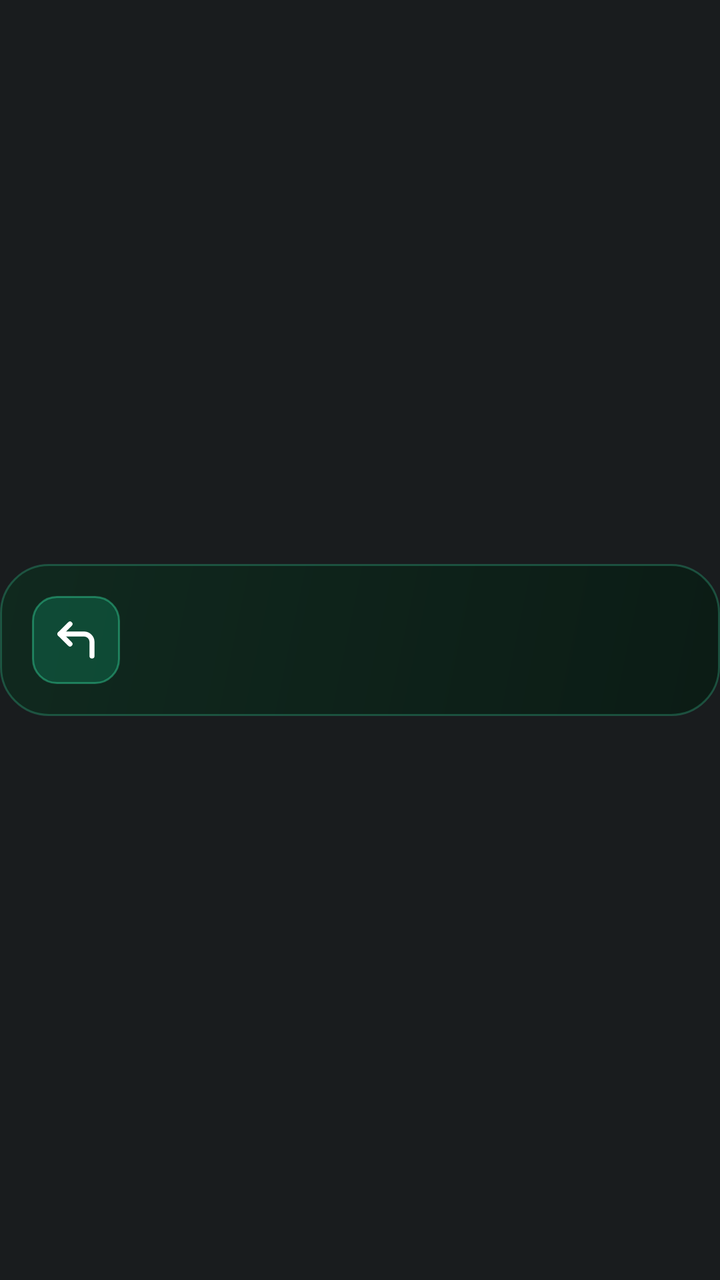
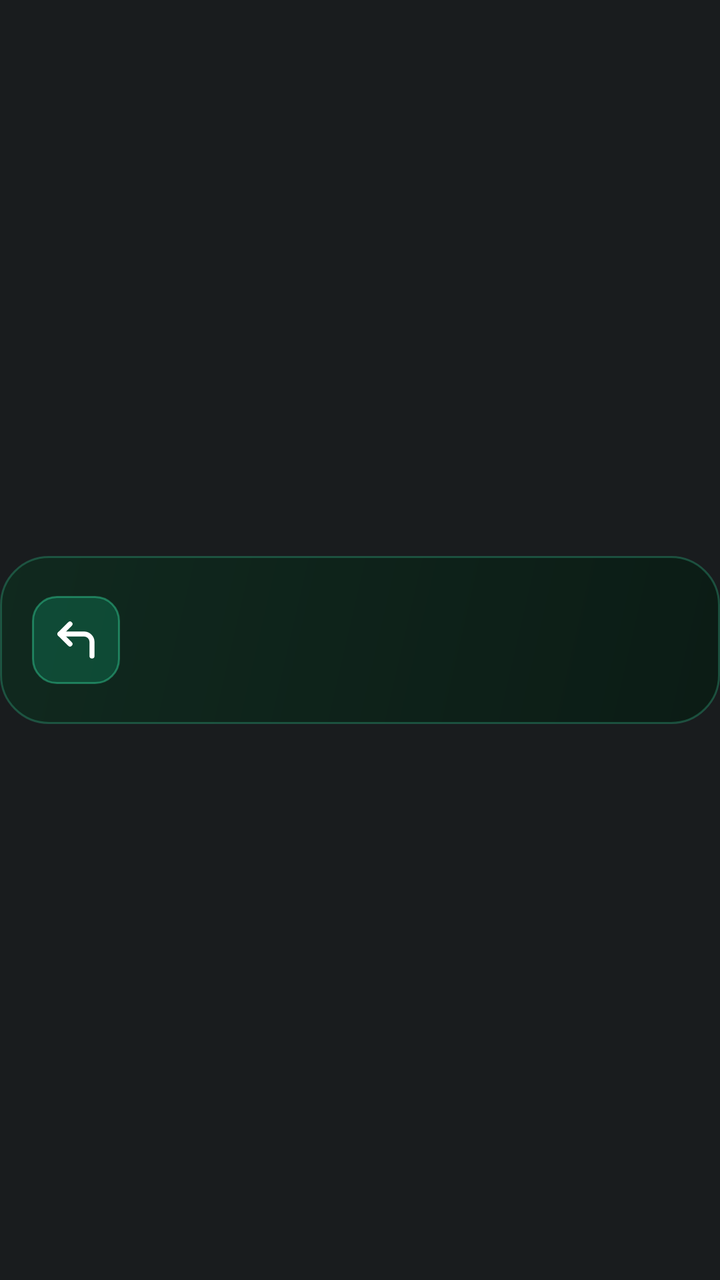

Screens rendered from an Android XML layout before and after an edit, with the pre-edit source and the edit as a unified diff.
<!-- AndroidManifest.xml: application theme Theme.AtAGlancePlus -->
<!-- res/layout/card_navigation.xml -->
<?xml version="1.0" encoding="utf-8"?>
<FrameLayout xmlns:android="http://schemas.android.com/apk/res/android"
    android:id="@+id/card_root"
    style="@style/AagCardRoot">

    <LinearLayout
        android:id="@+id/card_body"
        style="@style/AagCardBody"
        android:background="@drawable/card_bg_nav"
        android:gravity="center_vertical"
        android:orientation="horizontal">

        <FrameLayout
            android:id="@+id/nav_box"
            android:layout_width="44dp"
            android:layout_height="44dp"
            android:background="@drawable/nav_box_bg">

            <ImageView
                android:id="@+id/nav_icon"
                android:layout_width="24dp"
                android:layout_height="24dp"
                android:layout_gravity="center"
                android:contentDescription="@null"
                android:src="@drawable/ic_nav_turn_left" />

            
            <ImageView
                android:id="@+id/nav_mode"
                android:layout_width="16dp"
                android:layout_height="16dp"
                android:layout_gravity="bottom|end"
                android:background="@drawable/nav_mode_bg"
                android:contentDescription="@null"
                android:padding="2dp"
                android:visibility="gone" />
        </FrameLayout>

        <LinearLayout
            android:layout_width="0dp"
            android:layout_height="wrap_content"
            android:layout_marginStart="11dp"
            android:layout_weight="1"
            android:orientation="vertical">

            <LinearLayout
                android:layout_width="match_parent"
                android:layout_height="wrap_content"
                android:baselineAligned="true"
                android:orientation="horizontal">

                <TextView
                    android:id="@+id/nav_distance"
                    style="@style/AagText.Badge"
                    android:layout_width="wrap_content"
                    android:layout_height="wrap_content"
                    android:layout_marginEnd="6dp"
                    android:textColor="#FF6EE7B7"
                    android:textStyle="bold" />

                
                <TextView
                    android:id="@+id/nav_instruction"
                    style="@style/AagText.Title"
                    android:layout_width="0dp"
                    android:layout_height="wrap_content"
                    android:layout_weight="1" />
            </LinearLayout>

            <TextView
                android:id="@+id/nav_detail"
                style="@style/AagText.Detail"
                android:layout_width="match_parent"
                android:layout_height="wrap_content"
                android:textColor="#FFA7F3D0" />

            <ProgressBar
                android:id="@+id/nav_progress"
                style="@android:style/Widget.Material.ProgressBar.Horizontal"
                android:layout_width="match_parent"
                android:layout_height="3dp"
                android:layout_marginTop="5dp"
                android:max="1000"
                android:progressDrawable="@drawable/nav_progress"
                android:visibility="gone" />
        </LinearLayout>

        <LinearLayout
            android:id="@+id/complications"
            android:layout_width="84dp"
            android:layout_height="match_parent"
            android:layout_marginStart="8dp"
            android:gravity="center_vertical"
            android:orientation="vertical"
            android:visibility="gone" />
    </LinearLayout>

    
    <ImageView
        android:id="@+id/hold_bar"
        android:layout_width="match_parent"
        android:layout_height="76dp"
        android:layout_gravity="center_vertical"
        android:contentDescription="@null"
        android:duplicateParentState="true"
        android:scaleType="fitXY"
        android:src="@drawable/hold_bar_red_400" />
</FrameLayout>
<!-- resources referenced by this layout -->
<resources>
  <!-- drawable card_bg_nav (drawable) -->
  <?xml version="1.0" encoding="utf-8"?>
  <shape xmlns:android="http://schemas.android.com/apk/res/android" android:shape="rectangle">
      <gradient android:angle="315" android:startColor="#F20F291E" android:endColor="#F20A1B14" android:type="linear" />
      <stroke android:width="1dp" android:color="#4734D399" />
      <corners android:radius="24dp" />
  </shape>
  <!-- drawable hold_bar_red_400 (drawable) -->
  <?xml version="1.0" encoding="utf-8"?>
  <animated-selector xmlns:android="http://schemas.android.com/apk/res/android">
      <item
          android:id="@+id/hold_pressed"
          android:drawable="@drawable/hold_bar_red_full"
          android:state_pressed="true" />
      <item
          android:id="@+id/hold_idle"
          android:drawable="@drawable/hold_bar_empty" />
      <transition
          android:drawable="@drawable/avd_hold_red_400"
          android:fromId="@id/hold_idle"
          android:toId="@id/hold_pressed" />
  </animated-selector>
  <!-- drawable nav_box_bg (drawable) -->
  <?xml version="1.0" encoding="utf-8"?>
  <shape xmlns:android="http://schemas.android.com/apk/res/android" android:shape="rectangle">
      <solid android:color="#3D10B981" />
      <stroke android:width="1dp" android:color="#7334D399" />
      <corners android:radius="12dp" />
  </shape>
  <!-- drawable nav_mode_bg (drawable) -->
  <?xml version="1.0" encoding="utf-8"?>
  <shape xmlns:android="http://schemas.android.com/apk/res/android" android:shape="oval">
      <solid android:color="#FF0B1F17" />
      <stroke android:width="1dp" android:color="#FF6EE7B7" />
  </shape>
  <!-- drawable nav_progress (drawable) -->
  <?xml version="1.0" encoding="utf-8"?>
  <layer-list xmlns:android="http://schemas.android.com/apk/res/android">
      <item android:id="@android:id/background">
          <shape android:shape="rectangle"><corners android:radius="1.5dp" /><solid android:color="#29FFFFFF" /></shape>
      </item>
      <item android:id="@android:id/progress">
          <clip>
              <shape android:shape="rectangle"><corners android:radius="1.5dp" /><solid android:color="#FF6EE7B7" /></shape>
          </clip>
      </item>
  </layer-list>
  <style name="AagCardBody">
          <item name="android:layout_width">match_parent</item>
          <item name="android:layout_height">76dp</item>
          <item name="android:layout_gravity">center_vertical</item>
          <item name="android:paddingStart">16dp</item>
          <item name="android:paddingEnd">18dp</item>
      </style>
  <style name="AagCardRoot">
          <item name="android:layout_width">match_parent</item>
          <item name="android:layout_height">88dp</item>
          <item name="android:clipChildren">false</item>
          <item name="android:clipToPadding">false</item>
      </style>
  <style name="AagText.Badge">
          <item name="android:textSize">15sp</item>
          <item name="android:fontFamily">sans-serif-medium</item>
          <item name="android:lineHeight">18sp</item>
          <item name="android:ellipsize">none</item>
      </style>
  <style name="AagText.Detail">
          <item name="android:textSize">13sp</item>
          <item name="android:fontFamily">sans-serif</item>
          <item name="android:lineHeight">17sp</item>
          <item name="android:letterSpacing">0.0077</item>
          <item name="android:textColor">#FFD8E2F0</item>
      </style>
  <style name="AagText.Title">
          <item name="android:textSize">17sp</item>
          <item name="android:fontFamily">sans-serif-medium</item>
          <item name="android:lineHeight">21sp</item>
      </style>
  <style name="Theme.AtAGlancePlus" parent="android:Theme.DeviceDefault.NoActionBar">
          <item name="android:windowLightStatusBar">false</item>
      </style>
  <!-- unchanged entries left out for length: 5 -->
</resources>

<!-- the commit's change to res/layout/card_navigation.xml (unified diff, before → after) -->
@@ -99,7 +99,7 @@
     <ImageView
         android:id="@+id/hold_bar"
         android:layout_width="match_parent"
-        android:layout_height="76dp"
+        android:layout_height="@dimen/card_body_height"
         android:layout_gravity="center_vertical"
         android:contentDescription="@null"
         android:duplicateParentState="true"
<!-- resource entries referenced after the edit -->
@@ -1,5 +1,6 @@
 <!-- resources referenced by this layout -->
 <resources>
+  <dimen name="card_body_height">84dp</dimen>
   <!-- drawable card_bg_nav (drawable) -->
   <?xml version="1.0" encoding="utf-8"?>
   <shape xmlns:android="http://schemas.android.com/apk/res/android" android:shape="rectangle">
@@ -49,7 +50,7 @@
   </layer-list>
   <style name="AagCardBody">
           <item name="android:layout_width">match_parent</item>
-          <item name="android:layout_height">76dp</item>
+          <item name="android:layout_height">@dimen/card_body_height</item>
           <item name="android:layout_gravity">center_vertical</item>
           <item name="android:paddingStart">16dp</item>
           <item name="android:paddingEnd">18dp</item>
